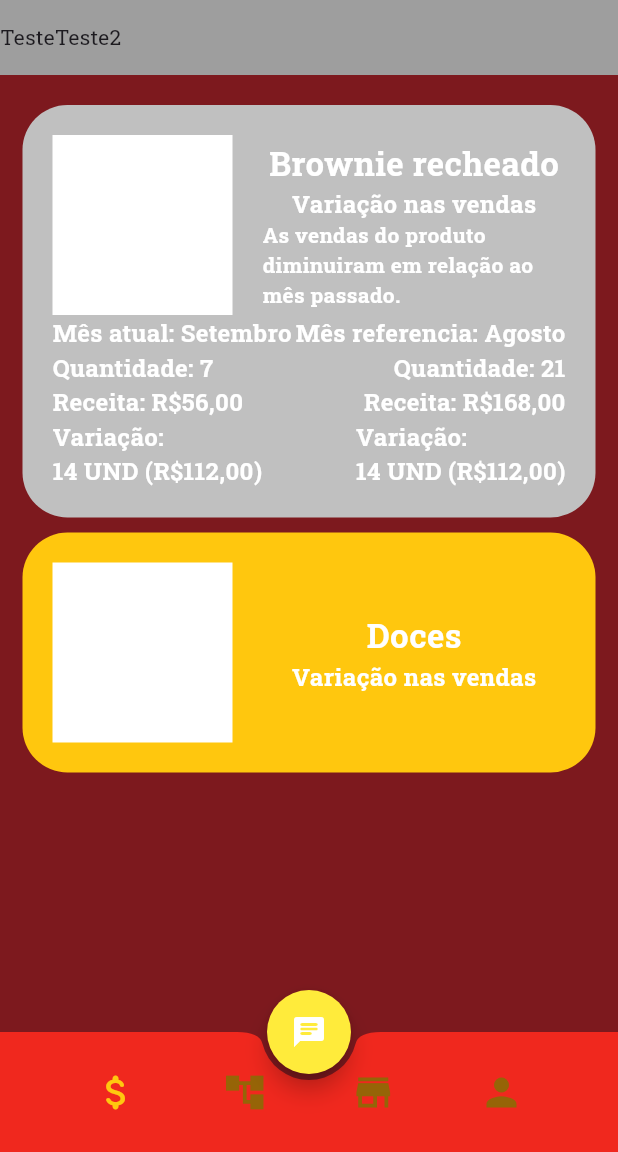
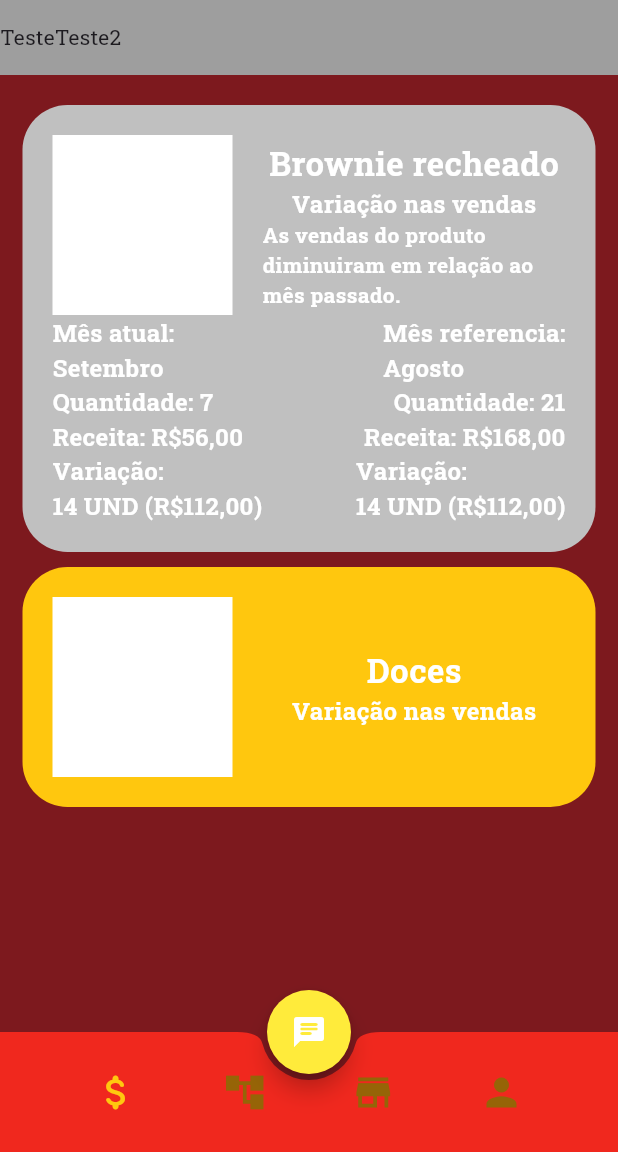
Before and after one commit to FeSade1/move_management, a Flutter app: the screen it shows after launch, on a phone screen of 412 x 824 dp, the part 84-1236 px from its top. Run offline on Flutter 3.47's test engine with Material 3 defaults, Android fonts, the light colour scheme and no system bars; our stand-ins replace google_fonts.

Commit message:
when line should break

```diff
--- a/lib/comercial.dart
+++ b/lib/comercial.dart
@@ -84,7 +84,7 @@ class Card extends StatelessWidget {
                         items[i + 1]['name'])
                     .toString()
                     .length >
-                40)) {
+                35)) {
           souldbreak = true;
         }
         //${i + 1 < items.length ? ((items[i]['value'] + items[i]['name'] + items[i + 1]['value'] + items[i + 1]['name']).toString().length > 40 ? '\n' : ' ') : " "}
```
